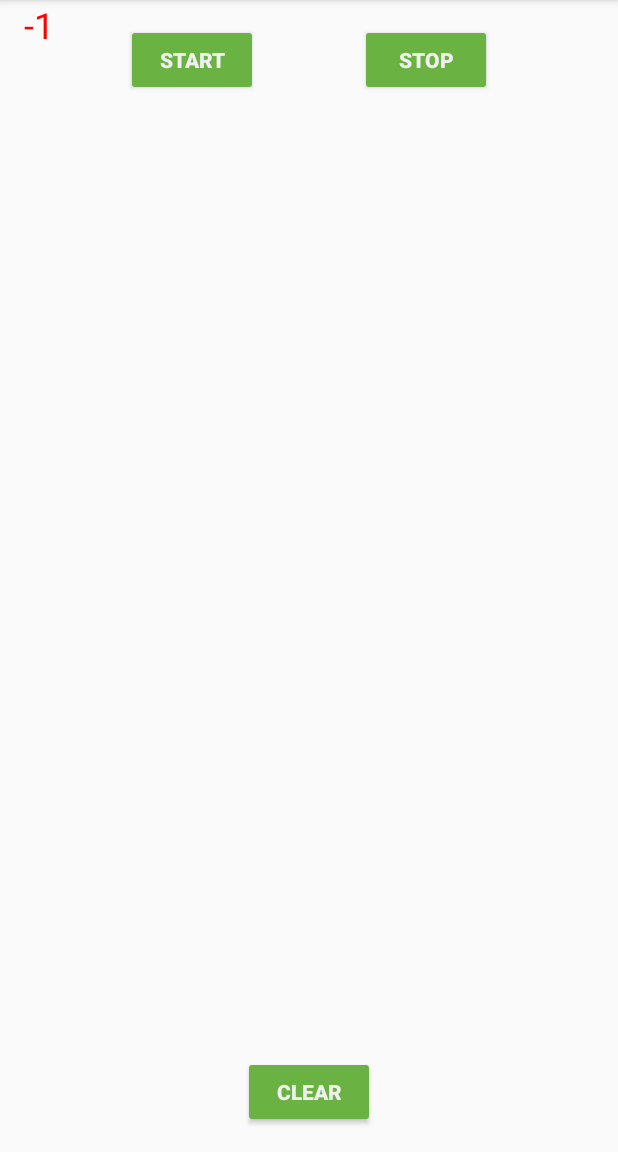
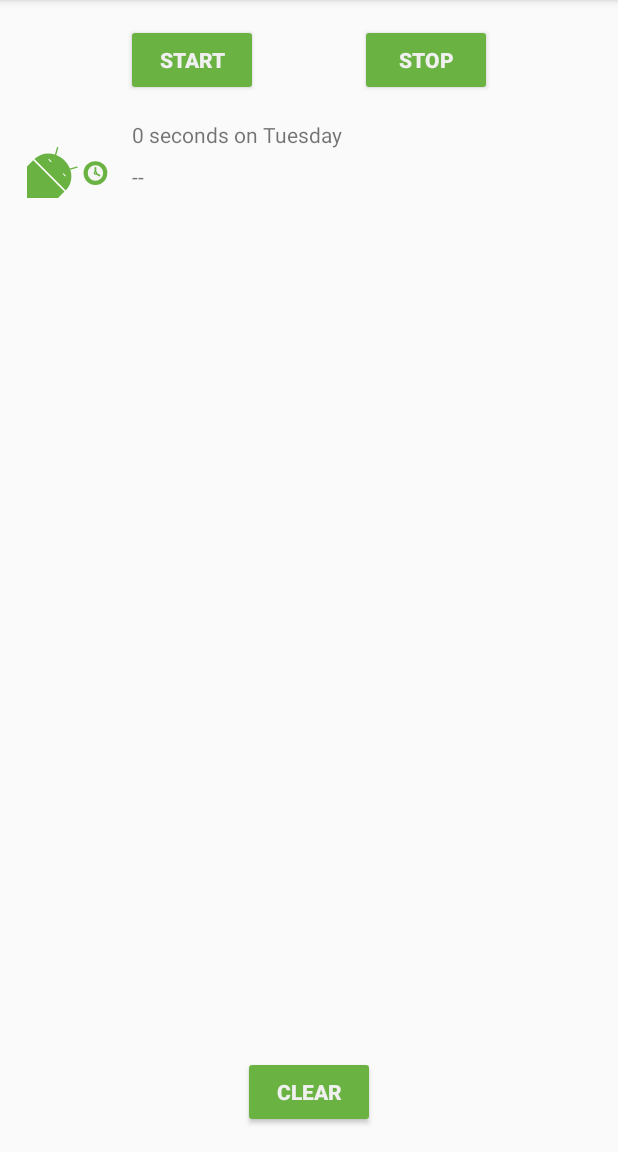
Before and after one commit to zvonimirplivelic/TrackMySleepQuality, an Android app: the screen it shows after launch (MainActivity), after a tap on "START", on a phone screen of 412 x 824 dp, the part 84-1236 px from its top. Run offline under Robolectric (Android 15) with nearby library versions, the phone set to English and light mode, and no system bars; our stand-ins replace Room's generated code, data binding; Roboto replaces fonts that are not available here; 3 statements that could not run were skipped.

Commit message:
refactored SleepNightAdapter code

```diff
--- a/app/src/main/java/com/example/android/trackmysleepquality/Util.kt
+++ b/app/src/main/java/com/example/android/trackmysleepquality/Util.kt
@@ -21,11 +21,35 @@ import android.content.res.Resources
 import android.os.Build
 import android.text.Html
 import android.text.Spanned
-import android.widget.TextView
-import androidx.core.text.HtmlCompat
-import androidx.recyclerview.widget.RecyclerView
 import com.example.android.trackmysleepquality.database.SleepNight
 import java.text.SimpleDateFormat
+import java.util.concurrent.TimeUnit
+import java.util.*
+
+
+private val ONE_MINUTE_MILLIS = TimeUnit.MILLISECONDS.convert(1, TimeUnit.MINUTES)
+private val ONE_HOUR_MILLIS = TimeUnit.MILLISECONDS.convert(1, TimeUnit.HOURS)
+
+fun convertDurationToFormatted(startTimeMilli: Long, endTimeMilli: Long, res: Resources): String {
+    val durationMilli = endTimeMilli - startTimeMilli
+    val weekdayString = SimpleDateFormat("EEEE", Locale.getDefault()).format(startTimeMilli)
+    return when {
+        durationMilli < ONE_MINUTE_MILLIS -> {
+            val seconds = TimeUnit.SECONDS.convert(durationMilli, TimeUnit.MILLISECONDS)
+            res.getString(R.string.seconds_length, seconds, weekdayString)
+        }
+        durationMilli < ONE_HOUR_MILLIS -> {
+            val minutes = TimeUnit.MINUTES.convert(durationMilli, TimeUnit.MILLISECONDS)
+            res.getString(R.string.minutes_length, minutes, weekdayString)
+        }
+        else -> {
+            val hours = TimeUnit.HOURS.convert(durationMilli, TimeUnit.MILLISECONDS)
+            res.getString(R.string.hours_length, hours, weekdayString)
+        }
+    }
+}
+
+
 
 /**
  * These functions create a formatted string that can be set in a TextView.
@@ -99,11 +123,13 @@ fun formatNights(nights: List<SleepNight>, resources: Resources): Spanned {
             }
         }
     }
-    return if (Build.VERSION.SDK_INT >= Build.VERSION_CODES.N) {
-        Html.fromHtml(sb.toString(), Html.FROM_HTML_MODE_LEGACY)
+    // fromHtml is deprecated for target API without a flag, but since our minSDK is 19, we
+    // can't use the newer version, which requires minSDK of 24
+    //https://developer.android.com/reference/android/text/Html#fromHtml(java.lang.String,%20int)
+    if (Build.VERSION.SDK_INT >= Build.VERSION_CODES.N) {
+        return Html.fromHtml(sb.toString(), Html.FROM_HTML_MODE_LEGACY)
     } else {
-        HtmlCompat.fromHtml(sb.toString(), HtmlCompat.FROM_HTML_MODE_LEGACY)
+        @Suppress("DEPRECATION")
+        return Html.fromHtml(sb.toString())
     }
 }
-
-class TextItemViewHolder(val textView: TextView): RecyclerView.ViewHolder(textView)
--- a/app/src/main/java/com/example/android/trackmysleepquality/sleeptracker/SleepNightAdapter.kt
+++ b/app/src/main/java/com/example/android/trackmysleepquality/sleeptracker/SleepNightAdapter.kt
@@ -1,38 +1,63 @@
 package com.example.android.trackmysleepquality.sleeptracker
 
-import android.graphics.Color
 import android.view.LayoutInflater
+import android.view.View
 import android.view.ViewGroup
+import android.widget.ImageView
 import android.widget.TextView
 import androidx.recyclerview.widget.RecyclerView
 import com.example.android.trackmysleepquality.R
-import com.example.android.trackmysleepquality.TextItemViewHolder
+import com.example.android.trackmysleepquality.convertDurationToFormatted
+import com.example.android.trackmysleepquality.convertNumericQualityToString
 import com.example.android.trackmysleepquality.database.SleepNight
 
-class SleepNightAdapter : RecyclerView.Adapter<TextItemViewHolder>() {
+class SleepNightAdapter : RecyclerView.Adapter<SleepNightAdapter.ViewHolder>() {
     var data = listOf<SleepNight>()
-    set(value) {
-        field = value
-        notifyDataSetChanged()
+        set(value) {
+            field = value
+            notifyDataSetChanged()
+        }
+
+    override fun onCreateViewHolder(parent: ViewGroup, viewType: Int): ViewHolder {
+        return ViewHolder.from(parent)
     }
 
-    override fun onCreateViewHolder(parent: ViewGroup, viewType: Int): TextItemViewHolder {
-        val layoutInflater = LayoutInflater.from(parent.context)
-        val view = layoutInflater.inflate(R.layout.text_item_view, parent, false) as TextView
-
-        return TextItemViewHolder(view)
+    override fun onBindViewHolder(holder: ViewHolder, position: Int) {
+        val item = data[position]
+        holder.bind(item)
     }
 
-    override fun onBindViewHolder(holder: TextItemViewHolder, position: Int) {
-        val item = data[position]
-        holder.textView.text = item.sleepQuality.toString()
+    fun ViewHolder.bind(item: SleepNight) {
+        val res = itemView.context.resources
 
-        if(item.sleepQuality <= 1) {
-            holder.textView.setTextColor(Color.RED)
-        } else {
-            holder.textView.setTextColor(Color.BLACK)
-        }
+        sleepLength.text = convertDurationToFormatted(item.startTimeMillis, item.endTimeMillis, res)
+        quality.text = convertNumericQualityToString(item.sleepQuality, res)
+        qualityImage.setImageResource(when (item.sleepQuality) {
+            0 -> R.drawable.ic_sleep_0
+            1 -> R.drawable.ic_sleep_1
+            2 -> R.drawable.ic_sleep_2
+            3 -> R.drawable.ic_sleep_3
+            4 -> R.drawable.ic_sleep_4
+            5 -> R.drawable.ic_sleep_5
+            else -> R.drawable.ic_sleep_active
+        })
     }
 
     override fun getItemCount() = data.size
+
+    class ViewHolder private constructor(itemView: View) : RecyclerView.ViewHolder(itemView) {
+        val sleepLength: TextView = itemView.findViewById(R.id.sleep_length)
+        val quality: TextView = itemView.findViewById(R.id.quality_string)
+        val qualityImage: ImageView = itemView.findViewById(R.id.quality_image)
+
+        companion object {
+            fun from(parent: ViewGroup): ViewHolder {
+                val layoutInflater = LayoutInflater.from(parent.context)
+                val view = layoutInflater.inflate(R.layout.list_item_sleep_night, parent, false)
+
+                return ViewHolder(view)
+            }
+        }
+
+    }
 }
--- /dev/null
+++ b/app/src/main/res/drawable/ic_sleep_active.xml
@@ -0,0 +1,77 @@
+<!--
+  ~ Copyright 2019, The Android Open Source Project
+  ~
+  ~ Licensed under the Apache License, Version 2.0 (the "License");
+  ~ you may not use this file except in compliance with the License.
+  ~ You may obtain a copy of the License at
+  ~
+  ~     http://www.apache.org/licenses/LICENSE-2.0
+  ~
+  ~ Unless required by applicable law or agreed to in writing, software
+  ~ distributed under the License is distributed on an "AS IS" BASIS,
+  ~ WITHOUT WARRANTIES OR CONDITIONS OF ANY KIND, either express or implied.
+  ~ See the License for the specific language governing permissions and
+  ~ limitations under the License.
+  -->
+
+<vector xmlns:android="http://schemas.android.com/apk/res/android"
+    android:width="108dp"
+    android:height="108dp"
+    android:viewportWidth="512"
+    android:viewportHeight="512">
+    <path
+        android:pathData="M35.58,297.76l6.18,-7.64l98.76,-8.5l100.14,101.33l-20,86.04l-7.5,6.29l-126.86,-7.63l-50.72,-169.89z"
+        android:fillColor="#fff"/>
+    <path
+        android:pathData="M389,302.51q-28.14,0 -47.68,19.54T321.8,369.73q0,28.15 19.55,48.08T389,437.74q28.14,0 48.08,-19.93T457,369.73q0,-28.14 -19.93,-47.68T389,302.51Z"
+        android:fillColor="#6ab343"/>
+    <path
+        android:pathData="M389.17,326.32a43.23,43.23 0,0 0,-43.55 43.55A42.84,42.84 0,0 0,358.28 401a41.6,41.6 0,0 0,30.89 12.92,44.09 44.09,0 0,0 44.05,-44.06A41.61,41.61 0,0 0,420.31 339,42.91 42.91,0 0,0 389.17,326.32Z"
+        android:fillColor="#f5f5f5"/>
+    <path
+        android:pathData="M389.4,363.79L389.4,340.35"
+        android:strokeLineJoin="round"
+        android:strokeWidth="10"
+        android:fillColor="#00000000"
+        android:strokeColor="#6ab343"
+        android:strokeLineCap="round"/>
+    <path
+        android:pathData="M394.5,373.69L412.12,384.46"
+        android:strokeLineJoin="round"
+        android:strokeWidth="10"
+        android:fillColor="#00000000"
+        android:strokeColor="#6ab343"
+        android:strokeLineCap="round"/>
+    <path
+        android:pathData="M389.39,363.79a6.25,6.25 0,0 0,-6.3 6.3,6.2 6.2,0 0,0 1.83,4.5 6,6 0,0 0,4.47 1.87,6.37 6.37,0 0,0 6.36,-6.37 6,6 0,0 0,-1.86 -4.47A6.21,6.21 0,0 0,389.39 363.79Z"
+        android:strokeWidth="7"
+        android:fillColor="#f5f5f5"
+        android:strokeColor="#6ab343"/>
+    <group>
+        <clip-path android:pathData="M584.94,0h512v512h-512z M 0,0"/>
+        <path
+            android:pathData="M448.55,437.05,709.34,697.84a8.72,8.72,0,0,0,12.32,0l325.45,-325.45a8.72,8.72,0,0,0,0,-12.32L778,91a18.84,18.84,0,0,0,-26.65,0L442,382.4l-2.36,5.16A44.07,44.07,0,0,0,448.55,437.05Z"
+            android:fillColor="#43a047"/>
+        <path
+            android:pathData="M440.25,415.17l275.52002,275.52l335.0,-334.99l-278.15002,-278.15002l-334.26,328.40002l1.8900146,9.220001z"
+            android:fillColor="#c0ca33"/>
+        <path
+            android:pathData="M544.72,137.12h393.36v473.76h-393.36z"
+            android:fillColor="#e6ee9c"/>
+        <path
+            android:pathData="M548.74,117.2H930.26a8.41,8.41,0,0,1,8.41,8.41V586.47a8.41,8.41,0,0,1,-8.41,8.41H548.74a18.19,18.19,0,0,1,-18.19,-18.19V135.4a18.19,18.19,0,0,1,18.19,-18.19Z"
+            android:fillColor="#6ab343"/>
+        <path
+            android:pathData="M601.64,-8.95h13.65v477.68h-13.65z"
+            android:fillColor="#43a047"/>
+        <path
+            android:pathData="M612.29,-1.71h6.82v477.68h-6.82z"
+            android:fillColor="#66bb6a"/>
+    </group>
+    <group>
+        <clip-path android:pathData="M0,0h512v512h-512z M 0,0"/>
+        <path
+            android:pathData="M246.59,351.91l39.17,-11.45a3.89,3.89,0,1,0,-2.17,-7.47L244,344.56a136.82,136.82,0,0,0,-77.69,-77.77l11.49,-39.53a3.89,3.89,0,1,0,-7.46,-2.19l-11.42,39.16c-41.3,-13.19,-86.47,-4.84,-117.17,25.89L220.66,469c30.72,-30.71,39,-75.78,25.93,-117.08m-211,-54.15L-93.27,426.67a29.94,29.94,0,0,0,0,42.38l14.43,14.43,-44,44a28.11,28.11,0,0,0,0,39.71,28.12,28.12,0,0,0,39.74,0l44,-44L-12.31,550l-44,44a28.1,28.1,0,0,0,0,39.71,28.1,28.1,0,0,0,39.74,0l44,-44,14.49,14.47a30,30,0,0,0,42.39,0l128.86,-128.9Zm180.59,90.92L203.59,376.1a1.71,1.71,0,0,1,0,-2.41l1.59,-1.59a1.71,1.71,0,0,1,2.41,0l12.58,12.58a1.71,1.71,0,0,1,0,2.41l-1.59,1.59A1.7,1.7,0,0,1,216.17,388.68Zm-81.43,-81.43,-12.58,-12.58a1.7,1.7,0,0,1,0,-2.4l1.59,-1.6a1.71,1.71,0,0,1,2.41,0l12.58,12.59a1.68,1.68,0,0,1,0,2.4l-1.59,1.59A1.7,1.7,0,0,1,134.74,307.25Zm-99.16,-9.49L-93.27,426.67a29.94,29.94,0,0,0,0,42.38l14.43,14.43,-44,44a28.11,28.11,0,0,0,0,39.71,28.12,28.12,0,0,0,39.74,0l44,-44L-12.31,550l-44,44a28.1,28.1,0,0,0,0,39.71,28.1,28.1,0,0,0,39.74,0l44,-44,14.49,14.47a30,30,0,0,0,42.39,0l128.86,-128.9Z"
+            android:fillColor="#6ab343"/>
+    </group>
+</vector>
--- a/app/src/main/res/layout/fragment_sleep_tracker.xml
+++ b/app/src/main/res/layout/fragment_sleep_tracker.xml
@@ -34,24 +34,6 @@
         android:layout_width="match_parent"
         android:layout_height="match_parent"
         tools:context=".sleeptracker.SleepTrackerFragment">
-
-        <!-- Simplest way of displaying scrollable text and data. There is a
-             better and more efficient way to do this, and you will learn about
-             RecyclerView in a later lesson. -->
-
-        <!-- With data binding and LiveData, we can track the buttons' visibility states
-             from the ViewModel. The click handler is in the ViewModel as well, and
-             you can set it for the Views using this lambda pattern. -->
-
-        <androidx.recyclerview.widget.RecyclerView
-            app:layoutManager="androidx.recyclerview.widget.LinearLayoutManager"
-            android:id="@+id/sleep_list"
-            android:layout_width="match_parent"
-            android:layout_height="match_parent"
-            app:layout_constraintBottom_toTopOf="@id/clear_button"
-            app:layout_constraintEnd_toEndOf="parent"
-            app:layout_constraintStart_toStartOf="parent"
-            app:layout_constraintTop_toBottomOf="@id/stop_button" />
 
         <Button
             android:id="@+id/start_button"
@@ -96,5 +78,15 @@
             app:layout_constraintEnd_toEndOf="parent"
             app:layout_constraintStart_toStartOf="parent" />
 
+        <androidx.recyclerview.widget.RecyclerView
+            android:id="@+id/sleep_list"
+            android:layout_width="match_parent"
+            android:layout_height="0dp"
+            app:layoutManager="androidx.recyclerview.widget.LinearLayoutManager"
+            app:layout_constraintBottom_toTopOf="@id/clear_button"
+            app:layout_constraintLeft_toLeftOf="parent"
+            app:layout_constraintRight_toRightOf="parent"
+            app:layout_constraintTop_toBottomOf="@id/start_button" />
+
     </androidx.constraintlayout.widget.ConstraintLayout>
 </layout>
--- /dev/null
+++ b/app/src/main/res/layout/list_item_sleep_night.xml
@@ -0,0 +1,42 @@
+<?xml version="1.0" encoding="utf-8"?>
+<androidx.constraintlayout.widget.ConstraintLayout xmlns:android="http://schemas.android.com/apk/res/android"
+    xmlns:app="http://schemas.android.com/apk/res-auto"
+    xmlns:tools="http://schemas.android.com/tools"
+    android:layout_width="match_parent"
+    android:layout_height="wrap_content">
+
+    <ImageView
+        android:id="@+id/quality_image"
+        android:layout_width="@dimen/icon_size"
+        android:layout_height="60dp"
+        android:layout_marginStart="16dp"
+        android:layout_marginTop="8dp"
+        android:layout_marginBottom="8dp"
+        app:layout_constraintBottom_toBottomOf="parent"
+        app:layout_constraintStart_toStartOf="parent"
+        app:layout_constraintTop_toTopOf="parent"
+        tools:srcCompat="@drawable/ic_sleep_5" />
+
+    <TextView
+        android:id="@+id/sleep_length"
+        android:layout_width="0dp"
+        android:layout_height="20dp"
+        android:layout_marginStart="8dp"
+        android:layout_marginTop="8dp"
+        android:layout_marginEnd="16dp"
+        app:layout_constraintEnd_toEndOf="parent"
+        app:layout_constraintStart_toEndOf="@+id/quality_image"
+        app:layout_constraintTop_toTopOf="@+id/quality_image"
+        tools:text="Wednesday" />
+
+    <TextView
+        android:id="@+id/quality_string"
+        android:layout_width="0dp"
+        android:layout_height="20dp"
+        android:layout_marginTop="8dp"
+        app:layout_constraintEnd_toEndOf="@+id/sleep_length"
+        app:layout_constraintHorizontal_bias="0.0"
+        app:layout_constraintStart_toStartOf="@+id/sleep_length"
+        app:layout_constraintTop_toBottomOf="@+id/sleep_length"
+        tools:text="Excellent!!!" />
+</androidx.constraintlayout.widget.ConstraintLayout>
--- a/app/src/main/res/values/strings.xml
+++ b/app/src/main/res/values/strings.xml
@@ -53,4 +53,7 @@
     <!-- Toast to play after Clear button has been pressed -->
     <string name="cleared_message">All your data is gone forever.</string>
 
+    <string name="minutes_length">%d minutes on %s</string>
+    <string name="hours_length">%d hours on %s</string>
+    <string name="seconds_length">%d seconds on %s</string>
 </resources>
```
